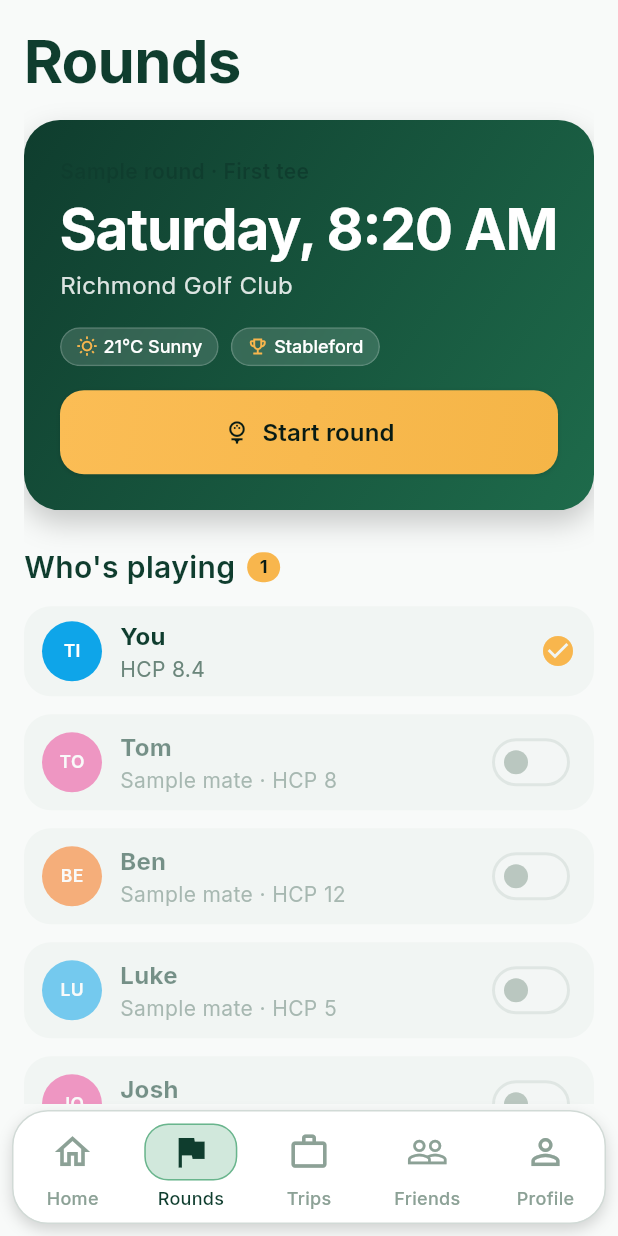
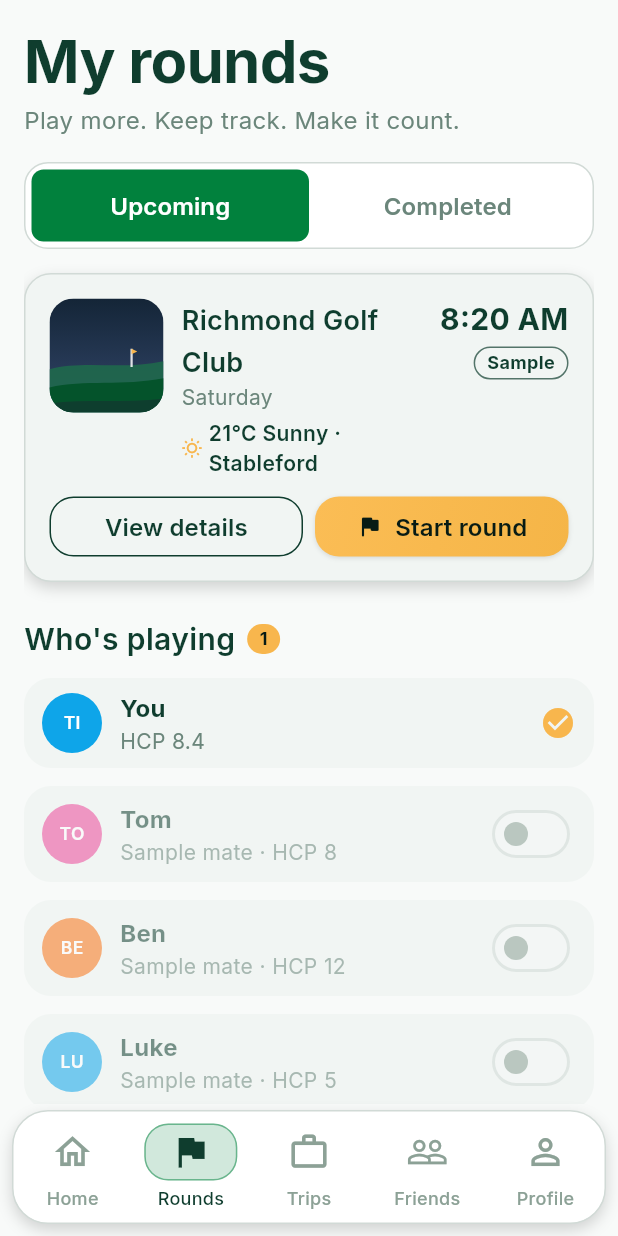
Before and after one commit to Tiamana03/Qaddy, a Flutter app: the RoundsScreen screen opened by its route, on a phone screen of 412 x 824 dp. Run offline on Flutter 3.47's test engine with Material 3 defaults, Android fonts, the phone set to English and light mode, and no system bars; our stand-ins replace flutter_riverpod, go_router, sentry_flutter, share_plus, shared_preferences, supabase_flutter; accounts and stored records are empty.

Commit message:
design: Rounds follows the My Rounds mockup - title and line, Upcoming and Completed tabs, round cards shared with Home
The round card moves to core (QaddyRoundCard) and gains a note line and an optional action.
Finished rounds now live under Completed. roundShareMessage moves into rounds logic so the
Rounds feature no longer reaches into Dashboard. Search, Invitations, Create Round and Get
Directions are not drawn: nothing is behind them.

Co-Authored-By: Claude Sonnet 5.5 <noreply@anthropic.com>

```diff
--- a/lib/features/dashboard/ui/widgets/upcoming_round_card.dart
+++ b/lib/core/widgets/cards/qaddy_round_card.dart
@@ -1,6 +1,7 @@
-/// "Upcoming Round": the next round as a card, as the approved mockup draws
-/// it. A thumbnail slot, the course, the day, the tee time and who is playing,
-/// then two actions: the quiet one (View details) and the gold one.
+/// A round as a card, as the approved mockup draws it (Home's "Upcoming Round"
+/// and the My Rounds list). A thumbnail slot, the course, the day, the tee
+/// time and who is playing, then two actions: the quiet one (View details)
+/// and the gold one.
 ///
 /// The thumbnail is a `QaddyMediaPlaceholder` until the course photograph
 /// arrives. While a round is under way the card is the way back into it.
@@ -18,12 +19,14 @@ import 'package:qaddy/core/widgets/buttons/qaddy_secondary_button.dart';
 import 'package:qaddy/core/widgets/cards/qaddy_card.dart';
 import 'package:qaddy/core/widgets/media/qaddy_media_placeholder.dart';
 
-/// The next-round card.
-class UpcomingRoundCard extends StatelessWidget {
-  const UpcomingRoundCard({
+/// A round card: upcoming, under way or finished.
+class QaddyRoundCard extends StatelessWidget {
+  const QaddyRoundCard({
     required this.course,
-    required this.primaryLabel,
-    required this.onPrimary,
+    this.primaryLabel,
+    this.onPrimary,
+    this.note,
+    this.noteIcon = Icons.emoji_events_outlined,
     this.day,
     this.when,
     this.teeTime,
@@ -55,11 +58,19 @@ class UpcomingRoundCard extends StatelessWidget {
   /// Whether the round is the Sample Clubhouse's.
   final bool sample;
 
-  /// The gold action ("Get ready", "Start round", "Continue round").
-  final String primaryLabel;
+  /// One more line about the round: how a finished one went ("You won ·
+  /// 38 pts"), or the forecast and format of one to come.
+  final String? note;
+
+  /// The icon beside [note].
+  final IconData noteIcon;
+
+  /// The gold action ("Get ready", "Start round", "Continue round"). Omit for
+  /// a round with nothing to do.
+  final String? primaryLabel;
 
   /// Runs the gold action.
-  final VoidCallback onPrimary;
+  final VoidCallback? onPrimary;
 
   /// The quiet action, "View details". Omit for none.
   final VoidCallback? onDetails;
@@ -129,6 +140,27 @@ class UpcomingRoundCard extends StatelessWidget {
                           ),
                         ],
                       ),
+                    if (note != null)
+                      Padding(
+                        padding: EdgeInsets.only(top: spacing.xs),
+                        child: Row(
+                          children: <Widget>[
+                            Icon(noteIcon, size: 14, color: colours.gold),
+                            SizedBox(width: spacing.xs),
+                            Flexible(
+                              child: Text(
+                                note!,
+                                maxLines: 2,
+                                overflow: TextOverflow.ellipsis,
+                                style: typography.small.copyWith(
+                                  color: colours.textPrimary,
+                                  fontWeight: FontWeight.w600,
+                                ),
+                              ),
+                            ),
+                          ],
+                        ),
+                      ),
                   ],
                 ),
               ),
@@ -169,6 +201,7 @@ class UpcomingRoundCard extends StatelessWidget {
               textColour: colours.textSecondary,
             ),
           ],
+          if (onPrimary != null || onDetails != null) ...<Widget>[
             SizedBox(height: spacing.md),
             Row(
               children: <Widget>[
@@ -182,9 +215,10 @@ class UpcomingRoundCard extends StatelessWidget {
                   ),
                   SizedBox(width: spacing.sm),
                 ],
+                if (onPrimary != null)
                   Expanded(
                     child: QaddyGoldButton(
-                  label: primaryLabel,
+                      label: primaryLabel ?? 'Open round',
                       compact: true,
                       icon: Icons.flag_rounded,
                       onPressed: onPrimary,
@@ -193,6 +227,7 @@ class UpcomingRoundCard extends StatelessWidget {
               ],
             ),
           ],
+        ],
       ),
     );
   }
--- a/lib/features/rounds/ui/screens/rounds_screen.dart
+++ b/lib/features/rounds/ui/screens/rounds_screen.dart
@@ -1,10 +1,14 @@
-/// Qaddy's Rounds destination — the round, from the first-tee nerves to the
-/// final putt.
+/// Qaddy's Rounds destination, as the approved "My Rounds" mockup draws it: a
+/// title and a line, the Upcoming and Completed tabs, and rounds as cards.
 ///
-/// Before the round it is an invitation: when, where, who is playing and one
-/// gold button to start. During the round it is the way back to the
-/// scorecard. After the round it keeps the result, one tap from the
-/// celebration. See `docs/features/rounds-release-candidate.md`.
+/// Before the round the Upcoming tab is the next round and one gold button to
+/// start it, with who is playing below. During the round it is the way back to
+/// the scorecard. After the round the finished round moves to Completed, one
+/// tap from the celebration. See `docs/features/rounds-release-candidate.md`.
+///
+/// The mockup's search, Invitations tab, Create Round and Get Directions have
+/// nothing behind them yet (see `docs/reviews/mockup-checklist.md`), so they
+/// are not drawn.
 library;
 
 import 'package:flutter/material.dart';
@@ -16,16 +20,15 @@ import 'package:qaddy/core/theme/qaddy_spacing.dart';
 import 'package:qaddy/core/theme/qaddy_typography.dart';
 import 'package:qaddy/core/user/current_user.dart';
 import 'package:qaddy/core/utils/haptics.dart';
-import 'package:qaddy/core/widgets/avatars/qaddy_avatar_huddle.dart';
+import 'package:qaddy/core/widgets/actions/link_actions.dart';
 import 'package:qaddy/core/widgets/badges/qaddy_icon_badge.dart';
-import 'package:qaddy/core/widgets/badges/qaddy_info_chip.dart';
-import 'package:qaddy/core/widgets/buttons/qaddy_gold_button.dart';
 import 'package:qaddy/core/widgets/cards/qaddy_card.dart';
-import 'package:qaddy/core/widgets/cards/qaddy_hero_card.dart';
+import 'package:qaddy/core/widgets/cards/qaddy_round_card.dart';
+import 'package:qaddy/core/widgets/forms/qaddy_segmented_control.dart';
 import 'package:qaddy/core/widgets/headings/qaddy_section_heading.dart';
 import 'package:qaddy/core/widgets/motion/qaddy_fade_slide_in.dart';
 import 'package:qaddy/core/widgets/scaffold/qaddy_scaffold.dart';
-import 'package:qaddy/core/widgets/text/qaddy_eyebrow.dart';
+import 'package:qaddy/core/widgets/states/qaddy_empty_state.dart';
 import 'package:qaddy/features/rounds/logic/round_insights.dart';
 import 'package:qaddy/features/rounds/logic/standings.dart';
 import 'package:qaddy/features/rounds/models/placeholder_rounds.dart';
@@ -34,20 +37,28 @@ import 'package:qaddy/features/rounds/state/rounds_controller.dart';
 import 'package:qaddy/features/rounds/ui/widgets/setup_player_tile.dart';
 import 'package:qaddy/features/rounds/ui/widgets/standings_preview.dart';
 
+enum _Tab { upcoming, completed }
+
 /// The Rounds destination (route `/rounds`).
-class RoundsScreen extends ConsumerWidget {
+class RoundsScreen extends ConsumerStatefulWidget {
   const RoundsScreen({super.key});
 
   @override
-  Widget build(BuildContext context, WidgetRef ref) {
+  ConsumerState<RoundsScreen> createState() => _RoundsScreenState();
+}
+
+class _RoundsScreenState extends ConsumerState<RoundsScreen> {
+  _Tab _tab = _Tab.upcoming;
+
+  @override
+  Widget build(BuildContext context) {
     final theme = Theme.of(context);
     final colours = theme.extension<QaddyColours>()!;
     final spacing = theme.extension<QaddySpacing>()!;
     final typography = theme.extension<QaddyTypography>()!;
 
     final live = ref.watch(liveRoundProvider);
-    final completed = ref.watch(completedRoundProvider);
-    final picked = ref.watch(roundSetupProvider);
+    final history = ref.watch(roundHistoryProvider);
 
     return QaddyScaffold(
       body: SingleChildScrollView(
@@ -56,11 +67,93 @@ class RoundsScreen extends ConsumerWidget {
           children: staggered(<Widget>[
             SizedBox(height: spacing.lg),
             Text(
-              'Rounds',
+              'My rounds',
               style: typography.h1.copyWith(color: colours.textPrimary),
             ),
+            SizedBox(height: spacing.xs),
+            Text(
+              'Play more. Keep track. Make it count.',
+              style: typography.body.copyWith(color: colours.textSecondary),
+            ),
             SizedBox(height: spacing.lg),
-            if (live != null) _LiveHero(round: live) else const _SetupHero(),
+            QaddySegmentedControl<_Tab>(
+              selected: _tab,
+              onChanged: (tab) => setState(() => _tab = tab),
+              segments: <QaddySegment<_Tab>>[
+                const QaddySegment<_Tab>(
+                  value: _Tab.upcoming,
+                  label: 'Upcoming',
+                ),
+                QaddySegment<_Tab>(
+                  value: _Tab.completed,
+                  label: history.isEmpty
+                      ? 'Completed'
+                      : 'Completed (${history.length})',
+                ),
+              ],
+            ),
+            SizedBox(height: spacing.lg),
+            if (_tab == _Tab.upcoming)
+              ..._upcoming(context, live)
+            else
+              ..._completed(context, history),
+            SizedBox(height: spacing.xl),
+          ]),
+        ),
+      ),
+    );
+  }
+
+  /// The next round, who is playing and what is on the course.
+  List<Widget> _upcoming(BuildContext context, Round? live) {
+    final theme = Theme.of(context);
+    final colours = theme.extension<QaddyColours>()!;
+    final spacing = theme.extension<QaddySpacing>()!;
+    final typography = theme.extension<QaddyTypography>()!;
+    final players = ref.watch(selectedPlayersProvider);
+    final planned = upcomingRound.planned;
+
+    return <Widget>[
+      if (live != null)
+        QaddyRoundCard(
+          course: live.course,
+          when: 'Hole ${live.currentHole + 1} of ${live.holes.length}',
+          note: _liveLine(live),
+          noteIcon: Icons.leaderboard_outlined,
+          players: <String>[for (final p in live.players) p.name],
+          total: live.players.length,
+          primaryLabel: 'Continue round',
+          onPrimary: () => context.push(AppRoutes.roundScorecard),
+        )
+      else
+        QaddyRoundCard(
+          course: upcomingRound.course,
+          day: planned ? upcomingRound.date : null,
+          teeTime: planned ? upcomingRound.teeTime : null,
+          note: planned
+              ? '${upcomingRound.weather} · ${upcomingRound.format}'
+              : upcomingRound.format,
+          noteIcon: planned
+              ? Icons.wb_sunny_outlined
+              : Icons.emoji_events_outlined,
+          players: <String>[for (final p in players) p.name],
+          total: players.length,
+          sample: planned,
+          primaryLabel: 'Start round',
+          onPrimary: () {
+            QaddyHaptics.success();
+            ref.read(roundsProvider.notifier).startRound(players);
+            context.push(AppRoutes.roundScorecard);
+          },
+          onDetails: planned
+              ? () => shareOrCopy(
+                  context,
+                  ref,
+                  text: roundShareMessage(upcomingRound, currentUserName),
+                  subject: "Who's in?",
+                )
+              : null,
+        ),
       if (live != null && live.holesPlayed > 0) ...<Widget>[
         SizedBox(height: spacing.sectionGap),
         StandingsPreview(
@@ -68,13 +161,12 @@ class RoundsScreen extends ConsumerWidget {
           onOpen: () => context.push(AppRoutes.roundLeaderboard),
         ),
       ],
-            if (live == null && completed != null) ...<Widget>[
-              SizedBox(height: spacing.sectionGap),
-              _LastRound(round: completed),
-            ],
       if (live == null) ...<Widget>[
         SizedBox(height: spacing.sectionGap),
-              QaddySectionHeading(title: "Who's playing", badge: picked.length),
+        QaddySectionHeading(
+          title: "Who's playing",
+          badge: ref.watch(roundSetupProvider).length,
+        ),
         SizedBox(height: spacing.md),
         const _Players(),
       ],
@@ -84,12 +176,12 @@ class RoundsScreen extends ConsumerWidget {
         SizedBox(height: spacing.md),
         const _SideGames(),
       ],
-            // The honest caveat, kept quiet and out of the way of the one
-            // action on this screen.
+      // The honest caveat, kept quiet and out of the way of the one action on
+      // this screen.
       if (live == null) ...<Widget>[
         SizedBox(height: spacing.lg),
         Text(
-                upcomingRound.planned
+          planned
               ? 'Hole pars and distances use a sample 18-hole layout '
                     'until course search arrives.'
               : 'Pars and stroke indexes use a standard par-72 layout '
@@ -98,228 +190,81 @@ class RoundsScreen extends ConsumerWidget {
           style: typography.caption.copyWith(color: colours.textTertiary),
         ),
       ],
-            SizedBox(height: spacing.xl),
-          ]),
+    ];
+  }
+
+  /// Where the golfer stands, for the live card.
+  String _liveLine(Round round) {
+    final standings = standingsOf(round);
+    final you = standings.where((s) => s.player.name == currentUserName);
+    return round.holesPlayed == 0 || you.isEmpty
+        ? "Let's go — the first tee is yours."
+        : 'You: ${you.first.position} · ${you.first.points} pts';
+  }
+
+  /// Every finished round, newest first.
+  List<Widget> _completed(BuildContext context, List<Round> history) {
+    final spacing = Theme.of(context).extension<QaddySpacing>()!;
+
+    if (history.isEmpty) {
+      return <Widget>[
+        QaddyEmptyState(
+          icon: Icons.emoji_events_outlined,
+          title: 'No finished rounds yet',
+          message:
+              'Finish a round and it is kept here, with how it went. '
+              'Your statistics are built from them.',
+          actionLabel: 'See upcoming',
+          onAction: () => setState(() => _tab = _Tab.upcoming),
         ),
-      ),
+      ];
+    }
+
+    return <Widget>[
+      for (final (index, round) in history.indexed) ...<Widget>[
+        if (index > 0) SizedBox(height: spacing.cardGap),
+        _finished(context, round, latest: index == 0),
+      ],
+    ];
+  }
+
+  Widget _finished(BuildContext context, Round round, {required bool latest}) {
+    final standings = standingsOf(round);
+    final top = standings.first;
+    final headline = winnersHeadline(standings, you: currentUserName);
+
+    return QaddyRoundCard(
+      course: round.course,
+      day: _dayLabel(round.completedAt ?? round.startedAt),
+      note: '$headline · ${top.points} pts',
+      players: <String>[for (final p in round.players) p.name],
+      total: round.players.length,
+      // The results screen shows the latest round; older ones have no results
+      // page of their own yet.
+      primaryLabel: latest ? 'View results' : null,
+      onPrimary: latest ? () => context.push(AppRoutes.roundComplete) : null,
     );
   }
 }
 
-/// Before the round: the invitation and the one button that starts it.
-class _SetupHero extends ConsumerWidget {
-  const _SetupHero();
-
-  @override
-  Widget build(BuildContext context, WidgetRef ref) {
-    final theme = Theme.of(context);
-    final colours = theme.extension<QaddyColours>()!;
-    final spacing = theme.extension<QaddySpacing>()!;
-    final typography = theme.extension<QaddyTypography>()!;
-    final onGradient = theme.colorScheme.onPrimary;
-    final muted = onGradient.withValues(alpha: 0.85);
-    final players = ref.watch(selectedPlayersProvider);
-
-    return QaddyHeroCard(
-      gradient: colours.gradientGreen,
-      footer: QaddyGoldButton(
-        label: 'Start round',
-        icon: Icons.sports_golf,
-        tall: true,
-        onPressed: () {
-          QaddyHaptics.success();
-          ref.read(roundsProvider.notifier).startRound(players);
-          context.push(AppRoutes.roundScorecard);
-        },
-      ),
-      child: Column(
-        crossAxisAlignment: CrossAxisAlignment.start,
-        children: <Widget>[
-          QaddyEyebrow(
-            upcomingRound.planned ? 'Sample round · First tee' : 'Your round',
-          ),
-          SizedBox(height: spacing.sm),
-          FittedBox(
-            fit: BoxFit.scaleDown,
-            alignment: Alignment.centerLeft,
-            child: Text(
-              upcomingRound.planned
-                  ? '${upcomingRound.date}, ${upcomingRound.teeTime}'
-                  : 'Ready when you are',
-              style: typography.display.copyWith(color: onGradient),
-            ),
-          ),
-          SizedBox(height: spacing.xs),
-          Text(
-            upcomingRound.course,
-            style: typography.body.copyWith(color: muted),
-          ),
-          SizedBox(height: spacing.lg),
-          Wrap(
-            spacing: spacing.sm,
-            runSpacing: spacing.sm,
-            children: <Widget>[
-              if (upcomingRound.planned)
-                QaddyInfoChip(
-                  icon: Icons.wb_sunny_outlined,
-                  text: upcomingRound.weather,
-                ),
-              QaddyInfoChip(
-                icon: Icons.emoji_events_outlined,
-                text: upcomingRound.format,
-              ),
-              if (upcomingRound.holes != 18)
-                QaddyInfoChip(
-                  icon: Icons.golf_course,
-                  text: '${upcomingRound.holes} holes',
-                ),
-            ],
-          ),
-          // Company only once there is some: "1 playing" next to the list
-          // below it says nothing.
-          if (players.length > 1) ...<Widget>[
-            SizedBox(height: spacing.lg),
-            QaddyAvatarHuddle(
-              names: <String>[for (final p in players) p.name],
-              total: players.length,
-              textColour: muted,
-            ),
-          ],
-        ],
-      ),
-    );
-  }
-}
-
-/// During the round: where you are, and the way back to the scorecard.
-class _LiveHero extends ConsumerWidget {
-  const _LiveHero({required this.round});
-
-  final Round round;
-
-  @override
-  Widget build(BuildContext context, WidgetRef ref) {
-    final theme = Theme.of(context);
-    final colours = theme.extension<QaddyColours>()!;
-    final spacing = theme.extension<QaddySpacing>()!;
-    final typography = theme.extension<QaddyTypography>()!;
-    final onGradient = theme.colorScheme.onPrimary;
-    final muted = onGradient.withValues(alpha: 0.85);
-
-    final standings = standingsOf(round);
-    final you = standings.where((s) => s.player.name == currentUserName);
-    final line = round.holesPlayed == 0 || you.isEmpty
-        ? "Let's go — the first tee is yours."
-        : 'You: ${you.first.position} · ${you.first.points} pts';
-
-    return QaddyHeroCard(
-      gradient: colours.gradientGreen,
-      onTap: () => context.push(AppRoutes.roundScorecard),
-      semanticLabel:
-          'Round in progress at ${round.course}. '
-          'Hole ${round.currentHole + 1} of ${round.holes.length}. $line. '
-          'Opens the scorecard.',
-      footer: QaddyGoldButton(
-        label: 'Continue round',
-        icon: Icons.play_arrow_rounded,
-        tall: true,
-        onPressed: () => context.push(AppRoutes.roundScorecard),
-      ),
-      child: Column(
-        crossAxisAlignment: CrossAxisAlignment.start,
-        children: <Widget>[
-          const QaddyEyebrow('Round in progress'),
-          SizedBox(height: spacing.sm),
-          Text(
-            'Hole ${round.currentHole + 1} of ${round.holes.length}',
-            style: typography.display.copyWith(color: onGradient),
-          ),
-          SizedBox(height: spacing.xs),
-          Text(round.course, style: typography.body.copyWith(color: muted)),
-          SizedBox(height: spacing.lg),
-          Wrap(
-            spacing: spacing.sm,
-            runSpacing: spacing.sm,
-            children: <Widget>[
-              QaddyInfoChip(
-                icon: Icons.emoji_events_outlined,
-                text: round.format,
-              ),
-              QaddyInfoChip(
-                icon: Icons.groups_outlined,
-                text: '${round.players.length} playing',
-              ),
-              QaddyInfoChip(icon: Icons.leaderboard_outlined, text: line),
-            ],
-          ),
-        ],
-      ),
-    );
-  }
-}
-
-/// The last finished round, one tap from the celebration.
-class _LastRound extends StatelessWidget {
-  const _LastRound({required this.round});
-
-  final Round round;
-
-  @override
-  Widget build(BuildContext context) {
-    final theme = Theme.of(context);
-    final colours = theme.extension<QaddyColours>()!;
-    final spacing = theme.extension<QaddySpacing>()!;
-    final typography = theme.extension<QaddyTypography>()!;
-
-    final standings = standingsOf(round);
-    final headline = winnersHeadline(standings, you: currentUserName);
-    final top = standings.first;
-
-    return Semantics(
-      button: true,
-      onTap: () => context.push(AppRoutes.roundComplete),
-      excludeSemantics: true,
-      label:
-          'Last round at ${round.course}. $headline with ${top.points} '
-          'points. Opens the results.',
-      child: QaddyCard(
-        onTap: () => context.push(AppRoutes.roundComplete),
-        child: Row(
-          children: <Widget>[
-            QaddyIconBadge(
-              icon: Icons.emoji_events,
-              colour: colours.gold,
-              size: 48,
-            ),
-            SizedBox(width: spacing.md),
-            Expanded(
-              child: Column(
-                crossAxisAlignment: CrossAxisAlignment.start,
-                children: <Widget>[
-                  const QaddyEyebrow('Last round'),
-                  SizedBox(height: spacing.xs),
-                  Text(
-                    '$headline · ${top.points} pts',
-                    maxLines: 2,
-                    overflow: TextOverflow.ellipsis,
-                    style: typography.body.copyWith(
-                      color: colours.textPrimary,
-                      fontWeight: FontWeight.w700,
-                    ),
-                  ),
-                  Text(
-                    'View the results',
-                    style: typography.small.copyWith(color: colours.accent),
-                  ),
-                ],
-              ),
-            ),
-            Icon(Icons.chevron_right, color: colours.accent),
-          ],
-        ),
-      ),
-    );
-  }
+/// "Sat, 7 Nov".
+String _dayLabel(DateTime when) {
+  const weekdays = <String>['Mon', 'Tue', 'Wed', 'Thu', 'Fri', 'Sat', 'Sun'];
+  const months = <String>[
+    'Jan',
+    'Feb',
+    'Mar',
+    'Apr',
+    'May',
+    'Jun',
+    'Jul',
+    'Aug',
+    'Sep',
+    'Oct',
+    'Nov',
+    'Dec',
+  ];
+  return '${weekdays[when.weekday - 1]}, ${when.day} ${months[when.month - 1]}';
 }
 
 /// Everyone invited, each with a switch.
```
Also changed, not shown: lib/features/dashboard/logic/dashboard_insights.dart (+0 -7 lines), lib/features/dashboard/ui/screens/dashboard_screen.dart (+4 -3 lines), lib/features/rounds/logic/round_insights.dart (+7 -0 lines), 8 other files. Lines whose indentation alone changed are shown as unchanged.
